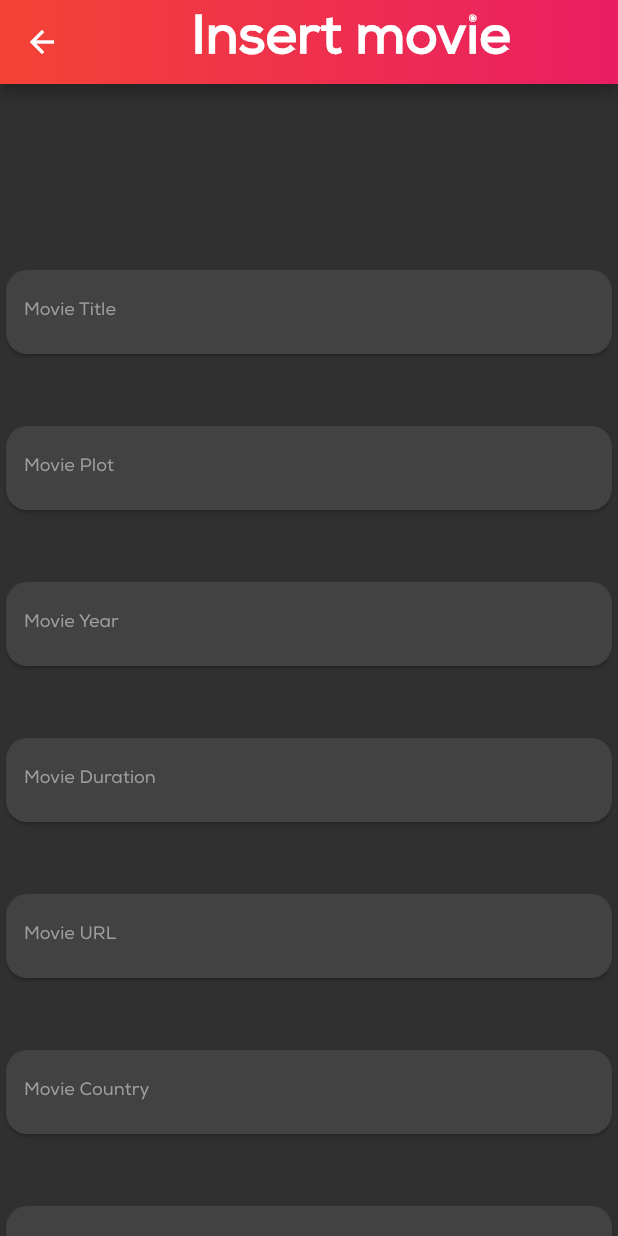
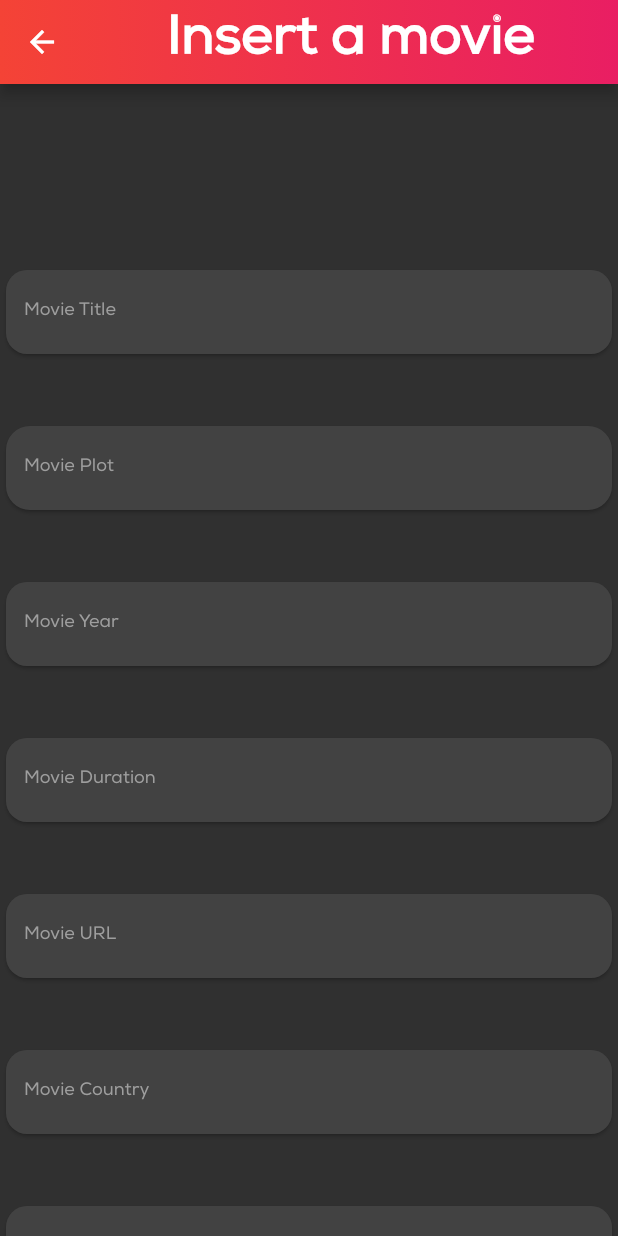
Before and after one commit to moviestack/moviedb_frontend, a Flutter app: the InsertMovie screen opened by its route, on a phone screen of 412 x 824 dp. Run offline on Flutter 3.47's test engine with Material 2 defaults, Android fonts, the phone set to English and light mode, and no system bars; our stand-ins replace dio, flutter_rating_bar, font_awesome_flutter, form_field_validator, get, get_storage and 1 more; missing offline and left inert: dart:html; accounts and stored records are empty.

Commit message:
Update insert_movie.dart

```diff
--- a/lib/screens/insert_movie.dart
+++ b/lib/screens/insert_movie.dart
@@ -9,6 +9,12 @@ class InsertMovie extends StatelessWidget {
   @override
   Widget build(BuildContext context) {
     Size size = MediaQuery.of(context).size;
+    TextEditingController _awardsController = TextEditingController();
+    TextEditingController _languageController = TextEditingController();
+    TextEditingController _genreController = TextEditingController();
+    TextEditingController _directorController = TextEditingController();
+    TextEditingController _ratingController = TextEditingController();
+    TextEditingController _reviewController = TextEditingController();
     TextEditingController _titleController = TextEditingController();
     TextEditingController _plotController = TextEditingController();
     TextEditingController _yearController = TextEditingController();
@@ -17,18 +23,14 @@ class InsertMovie extends StatelessWidget {
     TextEditingController _countryController = TextEditingController();
     TextEditingController _productionController = TextEditingController();
     TextEditingController _boxOfficeController = TextEditingController();
-    TextEditingController _awardsController = TextEditingController();
-    TextEditingController _languageController = TextEditingController();
-    TextEditingController _genreController = TextEditingController();
-    TextEditingController _directorController = TextEditingController();
-    TextEditingController _ratingController = TextEditingController();
-    TextEditingController _reviewController = TextEditingController();
+
     final _key = GlobalKey<FormState>();
+
     return Scaffold(
       appBar: AppBar(
         title: Center(
           child: const Text(
-            'Insert movie',
+            'Insert a movie',
             style: TextStyle(
                 fontSize: 36, color: Colors.white, fontWeight: FontWeight.bold),
           ),
@@ -78,7 +80,7 @@ class InsertMovie extends StatelessWidget {
                     ),
                     Card(
                       shape: RoundedRectangleBorder(
-                        borderRadius: BorderRadius.circular(14),
+                        borderRadius: BorderRadius.circular(16),
                       ),
                       child: SizedBox(
                         width: 600,
@@ -404,14 +406,7 @@ class InsertMovie extends StatelessWidget {
                 ),
               ),
             )
-            /* MaterialButton(
-                  onPressed: () {
-                    Navigator.pushNamed(context, '/home_page');
-                  },
-                  child: const Text(
-                    'Bypass',
-                  ),
-                ), */
+
           ],
         ),
       ),
```
